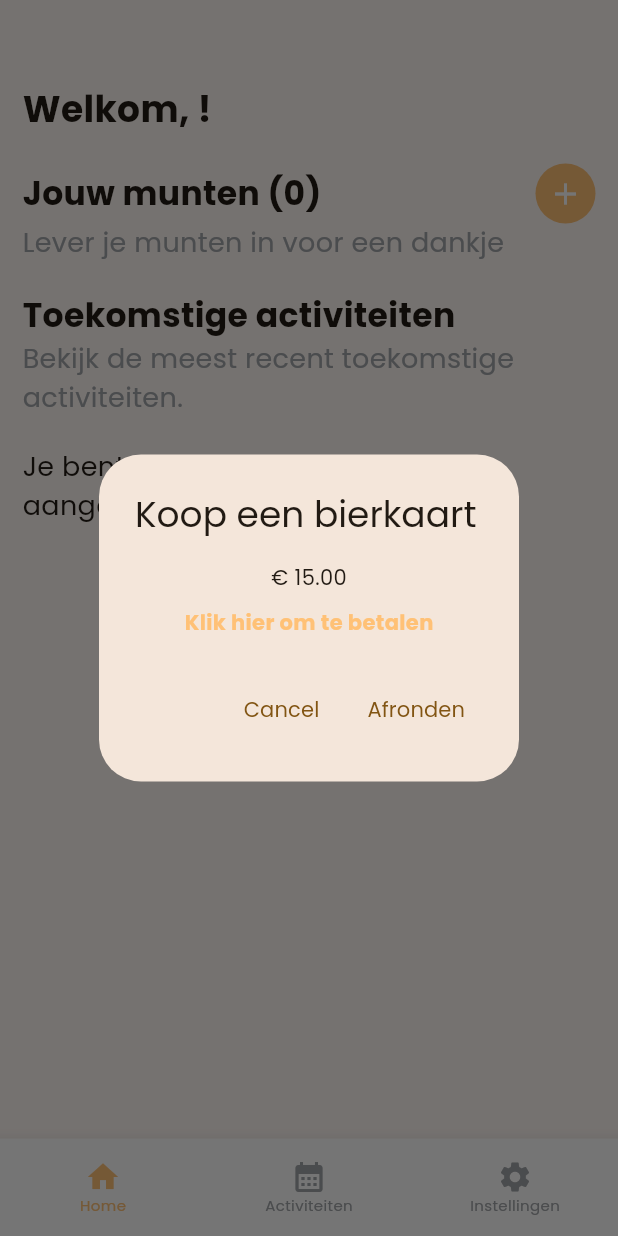
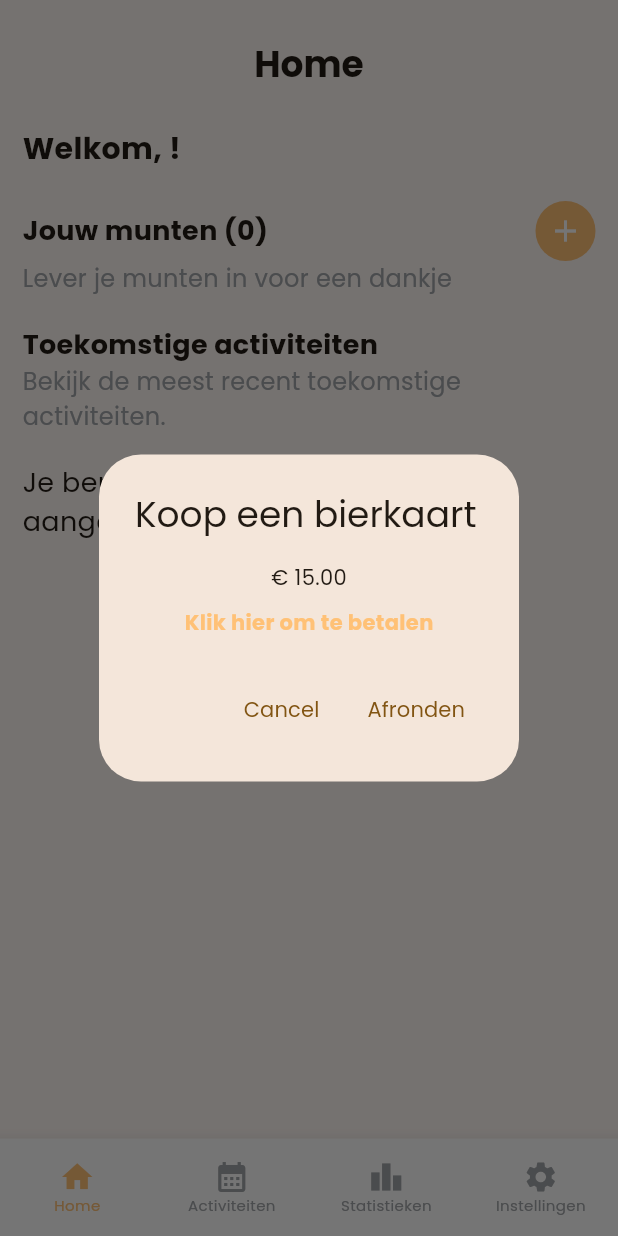
Before and after one commit to j-vseg/piwo, a Flutter app: the HomeView screen opened directly, after a tap on the "add" icon, on a phone screen of 412 x 824 dp. Run offline on Flutter 3.47's test engine with Material 3 defaults, Android fonts, the phone set to English and light mode, and no system bars; our stand-ins replace firebase_auth, firebase_core, firebase_database, fl_chart, table_calendar; accounts and stored records are empty.

Commit message:
feat: Implement statistics page

```diff
--- a/lib/config/theme/custom_colors.dart
+++ b/lib/config/theme/custom_colors.dart
@@ -28,6 +28,7 @@ class CustomColors {
   static const dark500 = Color(0xFF545454);
 
   // Light Colors
+  static const light700 = Color(0xFFF2F2F2);
   static const light600 = Color(0xFFC5C5C5);
   static const light500 = Color(0xFFD8D8D8);
   static const light400 = Color(0xFFEBEBEB);
@@ -42,6 +43,7 @@ class CustomColors {
   static const unselectedMenuColor = Color(0xFFA2A5A9);
 
   static const themePrimary = Color(0xFFFFC176);
+  static const themeBackground = Color(0xFFf2dfcd);
 
   // Activities
   static const activityAction = Color(0xFFFFE15C);
--- a/lib/models/account.dart
+++ b/lib/models/account.dart
@@ -56,6 +56,15 @@ class Account {
     };
   }
 
+  @override
+  bool operator ==(Object other) {
+    if (identical(this, other)) return true;
+    return other is Account && other.id == id;
+  }
+
+  @override
+  int get hashCode => id.hashCode;
+
   String get getFullName {
     return firstName != null && lastName != null ? "$firstName $lastName" : "";
   }
--- a/lib/views/activities/activities.dart
+++ b/lib/views/activities/activities.dart
@@ -67,7 +67,16 @@ class ActivitiesPageState extends State<ActivitiesPage> {
         final groupedActivities = _groupActivitiesByDay(activities);
 
         return CustomScaffold(
-          useAppBar: false,
+          useAppBar: true,
+          appBar: AppBar(
+            title: const Text(
+              "Activiteiten",
+              style: TextStyle(
+                fontSize: 24,
+                fontWeight: FontWeight.bold,
+              ),
+            ),
+          ),
           floatingActionButton: _account.roles!.contains(Role.admin) ||
                   _account.roles!.contains(Role.beheerder)
               ? FloatingActionButton(
--- a/lib/views/home/home.dart
+++ b/lib/views/home/home.dart
@@ -58,7 +58,16 @@ class HomePageState extends State<HomePage> {
             activities.isNotEmpty ? activities.take(3).toList() : [];
 
         return CustomScaffold(
-          useAppBar: false,
+          useAppBar: true,
+          appBar: AppBar(
+            title: const Text(
+              "Home",
+              style: TextStyle(
+                fontSize: 24,
+                fontWeight: FontWeight.bold,
+              ),
+            ),
+          ),
           body: SingleChildScrollView(
             child: Column(
               crossAxisAlignment: CrossAxisAlignment.start,
@@ -78,7 +87,7 @@ class HomePageState extends State<HomePage> {
                     Text(
                       "Welkom, ${_profile.firstName}!",
                       style: const TextStyle(
-                        fontSize: 24,
+                        fontSize: 20,
                         fontWeight: FontWeight.bold,
                       ),
                     ),
@@ -91,7 +100,7 @@ class HomePageState extends State<HomePage> {
                     Text(
                       "Jouw munten (${_profile.amountOfCoins ?? 0})",
                       style: const TextStyle(
-                        fontSize: 22,
+                        fontSize: 18,
                         fontWeight: FontWeight.bold,
                       ),
                     ),
@@ -189,7 +198,7 @@ class HomePageState extends State<HomePage> {
                 const Text(
                   "Lever je munten in voor een dankje",
                   style: TextStyle(
-                    fontSize: 18,
+                    fontSize: 16,
                     color: CustomColors.unselectedMenuColor,
                   ),
                 ),
@@ -260,14 +269,14 @@ class HomePageState extends State<HomePage> {
                 const Text(
                   "Toekomstige activiteiten",
                   style: TextStyle(
-                    fontSize: 22,
+                    fontSize: 18,
                     fontWeight: FontWeight.bold,
                   ),
                 ),
                 const Text(
                   "Bekijk de meest recent toekomstige activiteiten.",
                   style: TextStyle(
-                    fontSize: 18,
+                    fontSize: 16,
                     color: CustomColors.unselectedMenuColor,
                   ),
                 ),
--- a/lib/views/home/home_view.dart
+++ b/lib/views/home/home_view.dart
@@ -5,6 +5,7 @@ import 'package:piwo/config/theme/size_setter.dart';
 import 'package:piwo/views/activities/activities.dart';
 import 'package:piwo/views/home/home.dart';
 import 'package:piwo/views/settings/settings.dart';
+import 'package:piwo/views/statistics/statistics.dart';
 
 class HomeView extends StatefulWidget {
   const HomeView({
@@ -34,6 +35,7 @@ class _HomeViewState extends State<HomeView> {
             children: const [
               HomePage(),
               ActivitiesPage(),
+              StatisticsPage(),
               SettingsPage(),
             ],
           ),
@@ -58,6 +60,11 @@ class _HomeViewState extends State<HomeView> {
                     key: Key('activities_view_button'),
                     icon: Icon(Icons.calendar_month),
                     label: 'Activiteiten',
+                  ),
+                  BottomNavigationBarItem(
+                    key: Key('statistics_view_button'),
+                    icon: Icon(Icons.leaderboard),
+                    label: 'Statistieken',
                   ),
                   BottomNavigationBarItem(
                     key: Key('settings_view_button'),
--- a/lib/views/settings/settings.dart
+++ b/lib/views/settings/settings.dart
@@ -36,23 +36,18 @@ class SettingsPageState extends State<SettingsPage> {
   @override
   Widget build(BuildContext context) {
     return CustomScaffold(
-      useAppBar: false,
+      useAppBar: true,
+      appBar: AppBar(
+        title: const Text(
+          "Instellingen",
+          style: TextStyle(
+            fontSize: 24,
+            fontWeight: FontWeight.bold,
+          ),
+        ),
+      ),
       body: Column(
         children: [
-          const Text(
-            "Instellingen",
-            style: TextStyle(
-              fontSize: 24,
-              fontWeight: FontWeight.bold,
-            ),
-          ),
-          Text(
-            _account.getFullName,
-            style: const TextStyle(
-              fontSize: 18,
-            ),
-          ),
-          const SizedBox(height: 40),
           const Text(
             "Jouw account",
             style: TextStyle(
--- /dev/null
+++ b/lib/views/statistics/statistics.dart
@@ -0,0 +1,410 @@
+import 'package:fl_chart/fl_chart.dart';
+import 'package:flutter/material.dart';
+import 'package:piwo/config/theme/custom_colors.dart';
+import 'package:piwo/models/account.dart';
+import 'package:piwo/models/activity.dart';
+import 'package:piwo/models/enums/status.dart';
+import 'package:piwo/services/account.dart';
+import 'package:piwo/widgets/custom_scaffold.dart';
+import 'package:piwo/widgets/notifiers/availablity_notifier.dart';
+import 'package:provider/provider.dart';
+
+class StatisticsPage extends StatefulWidget {
+  const StatisticsPage({super.key});
+
+  @override
+  StatisticsPageState createState() => StatisticsPageState();
+}
+
+class StatisticsPageState extends State<StatisticsPage> {
+  Account _account = Account();
+  Map<int, Map<Account, Map<String, int>>> yearlyData = {};
+  int _selectedYear = DateTime.now().toUtc().year;
+  Status _selectedAvailability = Status.aanwezig;
+
+  @override
+  void initState() {
+    super.initState();
+    _fetchAccountInfo();
+  }
+
+  void _fetchAccountInfo() async {
+    final account = (await AccountService().getMyAccount()).data!;
+    setState(() {
+      _account = account;
+    });
+  }
+
+  @override
+  Widget build(BuildContext context) {
+    return Consumer<ActivityProvider>(
+      builder: (context, activityProvider, child) {
+        _processData(activityProvider.activities);
+
+        return CustomScaffold(
+          useAppBar: true,
+          appBar: AppBar(
+            title: const Text(
+              "Statistieken",
+              style: TextStyle(
+                fontSize: 24,
+                fontWeight: FontWeight.bold,
+              ),
+            ),
+          ),
+          body: SingleChildScrollView(
+            child: Column(
+              crossAxisAlignment: CrossAxisAlignment.start,
+              children: [
+                Container(
+                  decoration: BoxDecoration(
+                    color: CustomColors.light700,
+                    borderRadius: BorderRadius.circular(15.0),
+                  ),
+                  child: Padding(
+                    padding: const EdgeInsets.all(8.0),
+                    child: _buildAvailabilityByYearChart(),
+                  ),
+                ),
+                const SizedBox(height: 40),
+                Container(
+                  decoration: BoxDecoration(
+                    color: CustomColors.light700,
+                    borderRadius: BorderRadius.circular(15.0),
+                  ),
+                  child: Padding(
+                    padding: const EdgeInsets.all(8.0),
+                    child: _buildAvailabilityByStatusChart(),
+                  ),
+                ),
+              ],
+            ),
+          ),
+        );
+      },
+    );
+  }
+
+  void _processData(List<Activity> activities) {
+    yearlyData.clear();
+
+    for (var activity in activities) {
+      final year = activity.getStartDate.year;
+
+      if (activity.availabilities != null &&
+          activity.availabilities![activity.getStartDate] != null) {
+        for (var availability
+            in activity.availabilities![activity.getStartDate]!) {
+          final account = availability.account!;
+          final status = availability.status;
+
+          if (!yearlyData.containsKey(year)) {
+            yearlyData[year] = {};
+          }
+
+          if (!yearlyData[year]!.containsKey(account)) {
+            yearlyData[year]![account] = {
+              "aanwezig": 0,
+              "misschien": 0,
+              "afwezig": 0,
+            };
+          }
+
+          if (status == Status.aanwezig) {
+            yearlyData[year]![account]!["aanwezig"] =
+                yearlyData[year]![account]!["aanwezig"]! + 1;
+          } else if (status == Status.misschien) {
+            yearlyData[year]![account]!["misschien"] =
+                yearlyData[year]![account]!["misschien"]! + 1;
+          } else if (status == Status.afwezig) {
+            yearlyData[year]![account]!["afwezig"] =
+                yearlyData[year]![account]!["afwezig"]! + 1;
+          }
+        }
+      }
+    }
+  }
+
+  Widget _buildAvailabilityByYearChart() {
+    if (!yearlyData.containsKey(_selectedYear) ||
+        !yearlyData[_selectedYear]!.containsKey(_account)) {
+      return const SizedBox.shrink();
+    }
+
+    return Column(
+      children: [
+        const Text(
+          "Jouw aanwezigheid",
+          style: TextStyle(fontSize: 18, fontWeight: FontWeight.bold),
+        ),
+        const SizedBox(height: 10),
+        SizedBox(
+          height: 35,
+          child: ListView.builder(
+            scrollDirection: Axis.horizontal,
+            itemCount: yearlyData.keys.length,
+            itemBuilder: (context, index) {
+              int year = yearlyData.keys.elementAt(index);
+
+              if (yearlyData[year]?.containsKey(_account) ?? false) {
+                return Padding(
+                  padding: const EdgeInsets.symmetric(horizontal: 8.0),
+                  child: ElevatedButton(
+                    onPressed: () {
+                      setState(() {
+                        _selectedYear = year;
+                      });
+                    },
+                    style: ElevatedButton.styleFrom(
+                      backgroundColor: _selectedYear == year
+                          ? CustomColors.themePrimary
+                          : Colors.grey[300],
+                    ),
+                    child: Text(year.toString()),
+                  ),
+                );
+              } else {
+                return const SizedBox.shrink();
+              }
+            },
+          ),
+        ),
+        const SizedBox(height: 10),
+        SizedBox(
+          height: 175,
+          child: BarChart(
+            BarChartData(
+              alignment: BarChartAlignment.spaceAround,
+              barGroups: _buildBarGroupsForAccount(),
+              titlesData: FlTitlesData(
+                leftTitles: AxisTitles(
+                  sideTitles: SideTitles(
+                    showTitles: true,
+                    interval: 5,
+                    getTitlesWidget: (value, meta) {
+                      return Text(
+                        value.toInt().toString(),
+                        style: const TextStyle(fontSize: 12),
+                      );
+                    },
+                  ),
+                ),
+                bottomTitles: AxisTitles(
+                  sideTitles: SideTitles(
+                    showTitles: true,
+                    getTitlesWidget: (value, meta) {
+                      switch (value.toInt()) {
+                        case 0:
+                          return const Text("Aanwezig");
+                        case 1:
+                          return const Text("Misschien");
+                        case 2:
+                          return const Text("Afwezig");
+                        default:
+                          return const Text("");
+                      }
+                    },
+                  ),
+                ),
+                topTitles:
+                    const AxisTitles(sideTitles: SideTitles(showTitles: false)),
+                rightTitles:
+                    const AxisTitles(sideTitles: SideTitles(showTitles: false)),
+              ),
+              borderData: FlBorderData(show: false),
+            ),
+          ),
+        ),
+      ],
+    );
+  }
+
+  List<BarChartGroupData> _buildBarGroupsForAccount() {
+    if (!yearlyData[_selectedYear]!.containsKey(_account)) {
+      return [];
+    }
+
+    final data = yearlyData[_selectedYear]![_account]!;
+    const double barWidth = 20.0;
+
+    return [
+      BarChartGroupData(
+        x: 0,
+        barRods: [
+          BarChartRodData(
+            toY: data["aanwezig"]!.toDouble(),
+            color: Colors.green,
+            width: barWidth,
+            borderRadius: BorderRadius.circular(8),
+          )
+        ],
+      ),
+      BarChartGroupData(
+        x: 1,
+        barRods: [
+          BarChartRodData(
+            toY: data["misschien"]!.toDouble(),
+            color: Colors.orange,
+            width: barWidth,
+            borderRadius: BorderRadius.circular(8),
+          )
+        ],
+      ),
+      BarChartGroupData(
+        x: 2,
+        barRods: [
+          BarChartRodData(
+            toY: data["afwezig"]!.toDouble(),
+            color: Colors.red,
+            width: barWidth,
+            borderRadius: BorderRadius.circular(8),
+          )
+        ],
+      ),
+    ];
+  }
+
+  Widget _buildAvailabilityByStatusChart() {
+    final thisYearsAvailabilityAccounts =
+        yearlyData[DateTime.now().toUtc().year];
+    if (thisYearsAvailabilityAccounts == null) {
+      return const SizedBox();
+    }
+
+    double maxWidth = 20 * thisYearsAvailabilityAccounts.length + 300;
+
+    return Column(
+      children: [
+        const Text(
+          "Leaderboard",
+          style: TextStyle(fontSize: 18, fontWeight: FontWeight.bold),
+        ),
+        const SizedBox(height: 10),
+        SizedBox(
+          height: 35,
+          child: ListView.builder(
+              scrollDirection: Axis.horizontal,
+              itemCount: 3,
+              itemBuilder: (context, index) {
+                return Padding(
+                  padding: const EdgeInsets.only(right: 8.0),
+                  child: ElevatedButton(
+                    onPressed: () {
+                      setState(() {
+                        switch (index) {
+                          case 0:
+                            _selectedAvailability = Status.aanwezig;
+                          case 1:
+                            _selectedAvailability = Status.misschien;
+                          case 2:
+                            _selectedAvailability = Status.afwezig;
+                        }
+                      });
+                    },
+                    style: ElevatedButton.styleFrom(
+                      backgroundColor: index == 0
+                          ? Colors.green
+                          : index == 1
+                              ? Colors.orange
+                              : Colors.red,
+                    ),
+                    child: Text(
+                      index == 0
+                          ? "Aanwezig"
+                          : index == 1
+                              ? "Misschien"
+                              : "Afwezig",
+                      style: const TextStyle(
+                        color: Colors.black87,
+                      ),
+                    ),
+                  ),
+                );
+              }),
+        ),
+        const SizedBox(height: 10),
+        SingleChildScrollView(
+          scrollDirection: Axis.horizontal,
+          child: SizedBox(
+            height: 300,
+            width: maxWidth,
+            child: BarChart(
+              BarChartData(
+                alignment: BarChartAlignment.spaceEvenly,
+                barGroups: _getAccountBars(),
+                titlesData: FlTitlesData(
+                  bottomTitles: AxisTitles(
+                    sideTitles: SideTitles(
+                      showTitles: true,
+                      getTitlesWidget: (value, meta) {
+                        final accounts =
+                            yearlyData[_selectedYear]?.keys.toList() ?? [];
+                        if (value.toInt() < accounts.length) {
+                          return Text(accounts[value.toInt()].firstName!);
+                        }
+                        return const Text('');
+                      },
+                    ),
+                  ),
+                  leftTitles: AxisTitles(
+                    sideTitles: SideTitles(
+                      showTitles: true,
+                      interval: 5,
+                      getTitlesWidget: (value, meta) {
+                        return Text(
+                          value.toInt().toString(),
+                          style: const TextStyle(fontSize: 12),
+                        );
+                      },
+                    ),
+                  ),
+                  rightTitles: const AxisTitles(
+                    sideTitles: SideTitles(showTitles: false),
+                  ),
+                  topTitles: const AxisTitles(
+                    sideTitles: SideTitles(showTitles: false),
+                  ),
+                ),
+                gridData: const FlGridData(show: true),
+                borderData: FlBorderData(show: false),
+              ),
+            ),
+          ),
+        ),
+        const SizedBox(height: 10),
+      ],
+    );
+  }
+
+  List<BarChartGroupData> _getAccountBars() {
+    List<BarChartGroupData> barGroups = [];
+
+    final accountsData = yearlyData[_selectedYear] ?? {};
+
+    int index = 0;
+    accountsData.forEach((accountName, availability) {
+      final count = availability[_selectedAvailability.name] ?? 0;
+
+      barGroups.add(
+        BarChartGroupData(
+          x: index,
+          barRods: [
+            BarChartRodData(
+              toY: count.toDouble(),
+              color: _selectedAvailability == Status.aanwezig
+                  ? Colors.green
+                  : _selectedAvailability == Status.misschien
+                      ? Colors.orange
+                      : Colors.red,
+              width: 20,
+              borderRadius: BorderRadius.circular(8),
+            ),
+          ],
+        ),
+      );
+      index++;
+    });
+
+    return barGroups;
+  }
+}
--- a/lib/widgets/activity.dart
+++ b/lib/widgets/activity.dart
@@ -67,13 +67,13 @@ class _ActivityWidgetState extends State<ActivityWidget> {
                   Text(
                     activity.name ?? "",
                     style: const TextStyle(
-                      fontSize: 20,
+                      fontSize: 18,
                       fontWeight: FontWeight.bold,
                     ),
                   ),
                   Text(
                     activity.getFullDate,
-                    style: const TextStyle(fontSize: 18),
+                    style: const TextStyle(fontSize: 16),
                   ),
                   const SizedBox(height: 10),
                   Row(
--- a/lib/widgets/custom_scaffold.dart
+++ b/lib/widgets/custom_scaffold.dart
@@ -1,7 +1,6 @@
 import 'package:flutter/material.dart';
 import 'package:flutter/services.dart';
 import 'package:piwo/config/theme/custom_colors.dart';
-import 'package:piwo/config/theme/custom_theme.dart';
 import 'package:piwo/config/theme/size_setter.dart';
 
 class CustomScaffold extends StatefulWidget {
@@ -49,22 +48,20 @@ class _CustomScaffoldState extends State<CustomScaffold> {
     return Scaffold(
       appBar: !widget.useAppBar
           ? null
-          : widget.appBar ??
-              AppBar(
-                title: widget.appBarTitle,
+          : AppBar(
+              title: widget.appBar!.title,
+              leading: widget.appBar!.leading,
               backgroundColor: widget.appBarBackgroundColor,
-                titleTextStyle:
-                    CustomTheme(context).themeData.textTheme.headlineMedium,
               toolbarHeight: 85,
               centerTitle: true,
               elevation: 0,
-                leading: widget.appBarLeading,
               actions: widget.actions,
               leadingWidth: 40 + SizeSetter.getHorizontalScreenPadding(),
               systemOverlayStyle: widget.systemOverlayStyle,
               automaticallyImplyLeading: widget.automaticallyImplyLeading,
               iconTheme: const IconThemeData(color: CustomColors.light),
             ),
+      //backgroundColor: CustomColors.themeBackground,
       floatingActionButton:
           widget.floatingActionButton ?? widget.floatingActionButton,
       body: SafeArea(
--- a/pubspec.yaml
+++ b/pubspec.yaml
@@ -44,6 +44,7 @@ dependencies:
   intl: ^0.19.0
   url_launcher: ^6.3.1
   accordion: ^2.6.0
+  fl_chart: ^0.69.2
 
 #   flutter_launcher_icons: ^0.14.0
 
```
Also changed, not shown: lib/views/settings/account.dart (+7 -7 lines), lib/views/settings/account_approval.dart (+7 -7 lines), lib/views/settings/account_manager.dart (+7 -8 lines), lib/views/settings/payment_url_manger.dart (+7 -7 lines), lib/views/settings/profile.dart (+9 -8 lines), pubspec.lock. Lines whose indentation alone changed are shown as unchanged.
